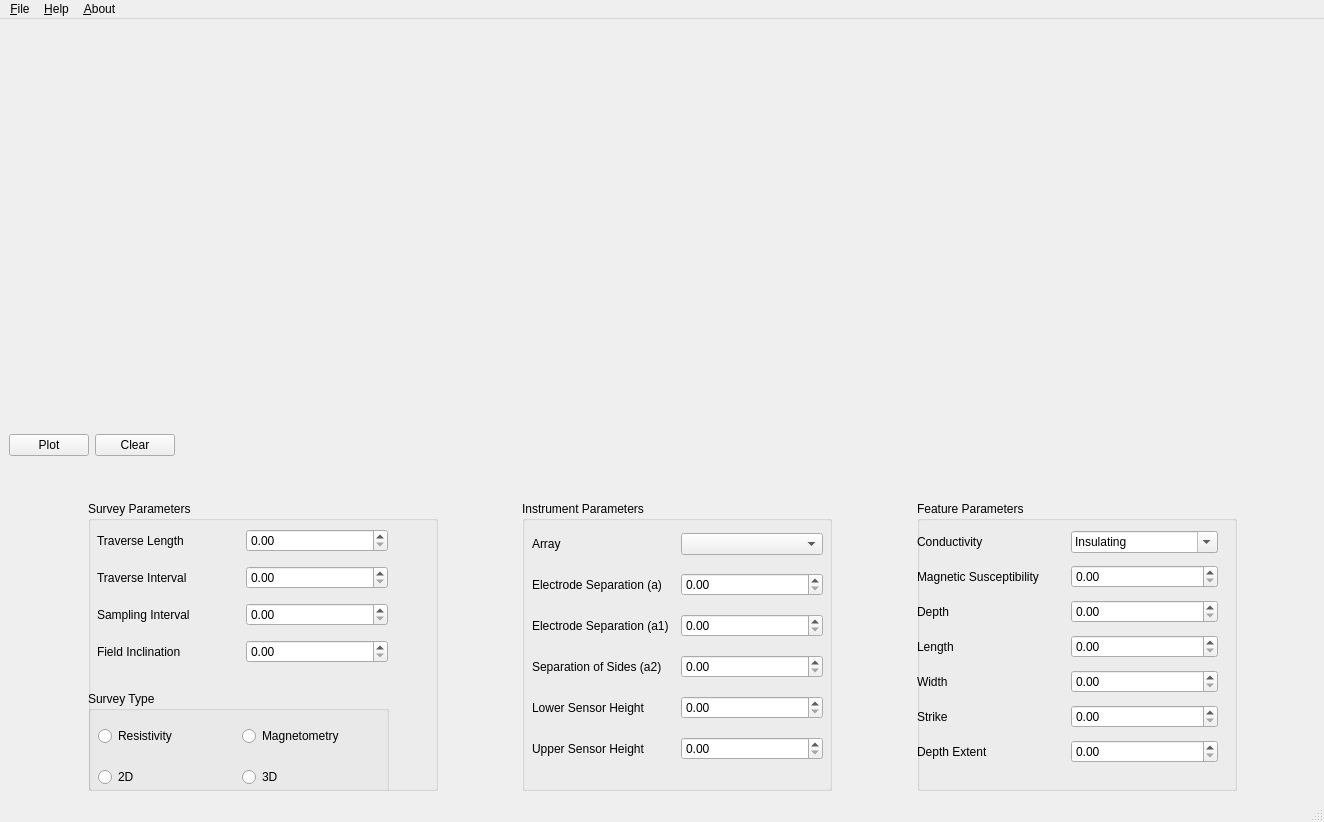
This is GUI/MainUI.ui in ArchaeoPY/ArchaeoPY-Modeller as Qt 5 draws it before an edit. The edited form follows.
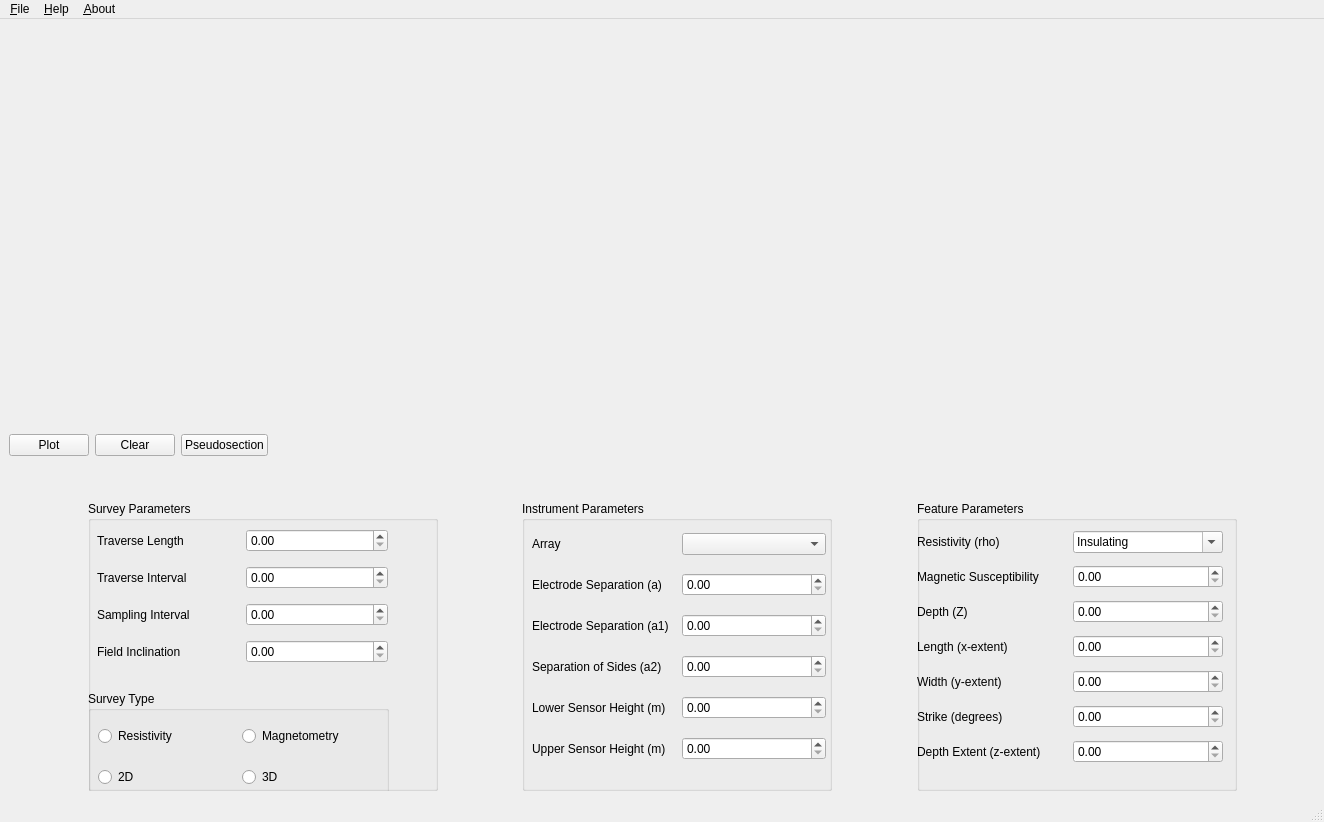
This is the edited form. Custom widgets are drawn as their Qt base class.

What changed in the file:
```diff
--- a/GUI/MainUI.ui
+++ b/GUI/MainUI.ui
@@ -36,7 +36,7 @@
         </property>
        </widget>
       </item>
-      <item row="0" column="3">
+      <item row="0" column="4">
        <spacer name="horizontalSpacer_6">
         <property name="orientation">
          <enum>Qt::Horizontal</enum>
@@ -56,8 +56,12 @@
         </property>
        </widget>
       </item>
-      <item row="0" column="0">
-       <layout class="QGridLayout" name="toolbar_grid"/>
+      <item row="0" column="3">
+       <widget class="QPushButton" name="pushButton_pseudosection">
+        <property name="text">
+         <string>Pseudosection</string>
+        </property>
+       </widget>
       </item>
      </layout>
     </item>
@@ -101,7 +105,7 @@
           <rect>
            <x>0</x>
            <y>24</y>
-           <width>301</width>
+           <width>306</width>
            <height>251</height>
           </rect>
          </property>
@@ -109,28 +113,28 @@
           <item row="4" column="0">
            <widget class="QLabel" name="label_width">
             <property name="text">
-             <string>Width</string>
+             <string>Width (y-extent)</string>
             </property>
            </widget>
           </item>
           <item row="6" column="0">
            <widget class="QLabel" name="label_8">
             <property name="text">
-             <string>Depth Extent</string>
+             <string>Depth Extent (z-extent)</string>
             </property>
            </widget>
           </item>
           <item row="0" column="0">
            <widget class="QLabel" name="label_conductivity">
             <property name="text">
-             <string>Conductivity</string>
+             <string>Resistivity (rho)</string>
             </property>
            </widget>
           </item>
           <item row="3" column="0">
            <widget class="QLabel" name="label_length">
             <property name="text">
-             <string>Length</string>
+             <string>Length (x-extent)</string>
             </property>
            </widget>
           </item>
@@ -154,7 +158,7 @@
           <item row="2" column="0">
            <widget class="QLabel" name="label_depth">
             <property name="text">
-             <string>Depth</string>
+             <string>Depth (Z)</string>
             </property>
            </widget>
           </item>
@@ -180,7 +184,7 @@
           <item row="5" column="0">
            <widget class="QLabel" name="label_strike">
             <property name="text">
-             <string>Strike</string>
+             <string>Strike (degrees)</string>
             </property>
            </widget>
           </item>
@@ -229,7 +233,7 @@
           <rect>
            <x>10</x>
            <y>20</y>
-           <width>291</width>
+           <width>294</width>
            <height>251</height>
           </rect>
          </property>
@@ -244,7 +248,7 @@
           <item row="4" column="0">
            <widget class="QLabel" name="label_lowersensor">
             <property name="text">
-             <string>Lower Sensor Height</string>
+             <string>Lower Sensor Height (m)</string>
             </property>
            </widget>
           </item>
@@ -261,7 +265,7 @@
           <item row="5" column="0">
            <widget class="QLabel" name="label_uppersensor">
             <property name="text">
-             <string>Upper Sensor Height</string>
+             <string>Upper Sensor Height (m)</string>
             </property>
            </widget>
           </item>
```
Left out of the diff: 8 changed lines with no effect on the pictures.
